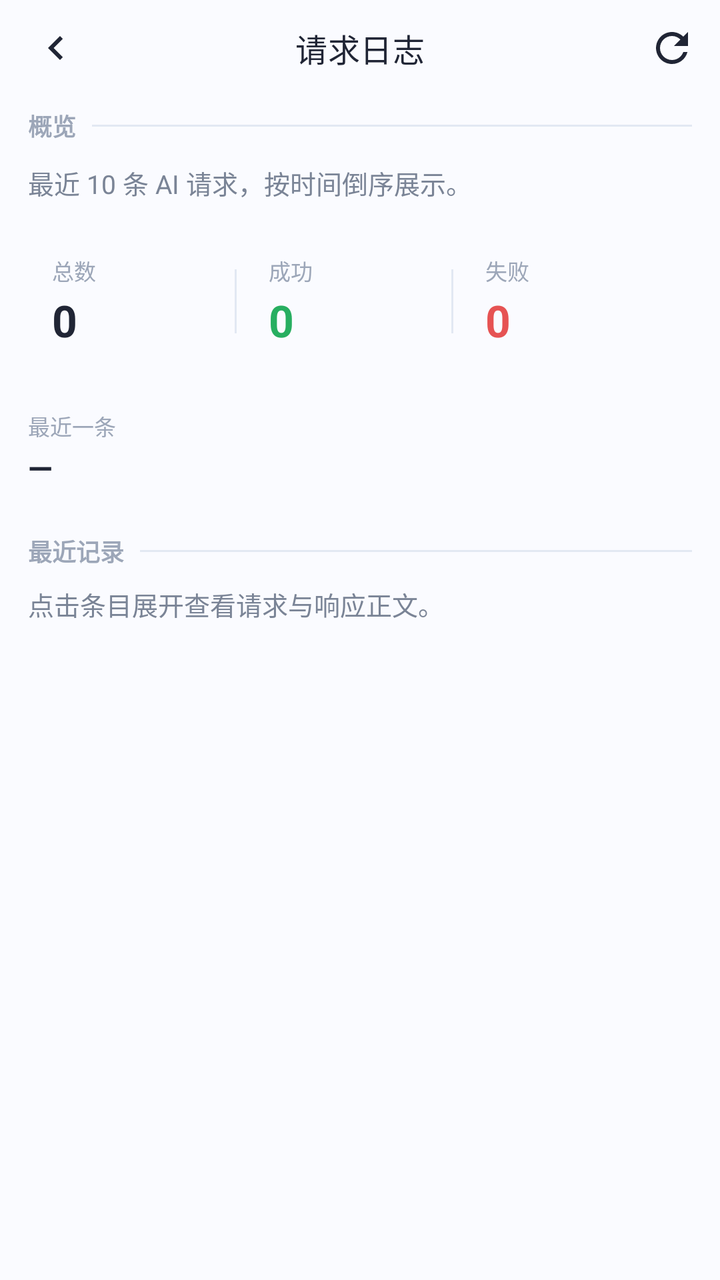
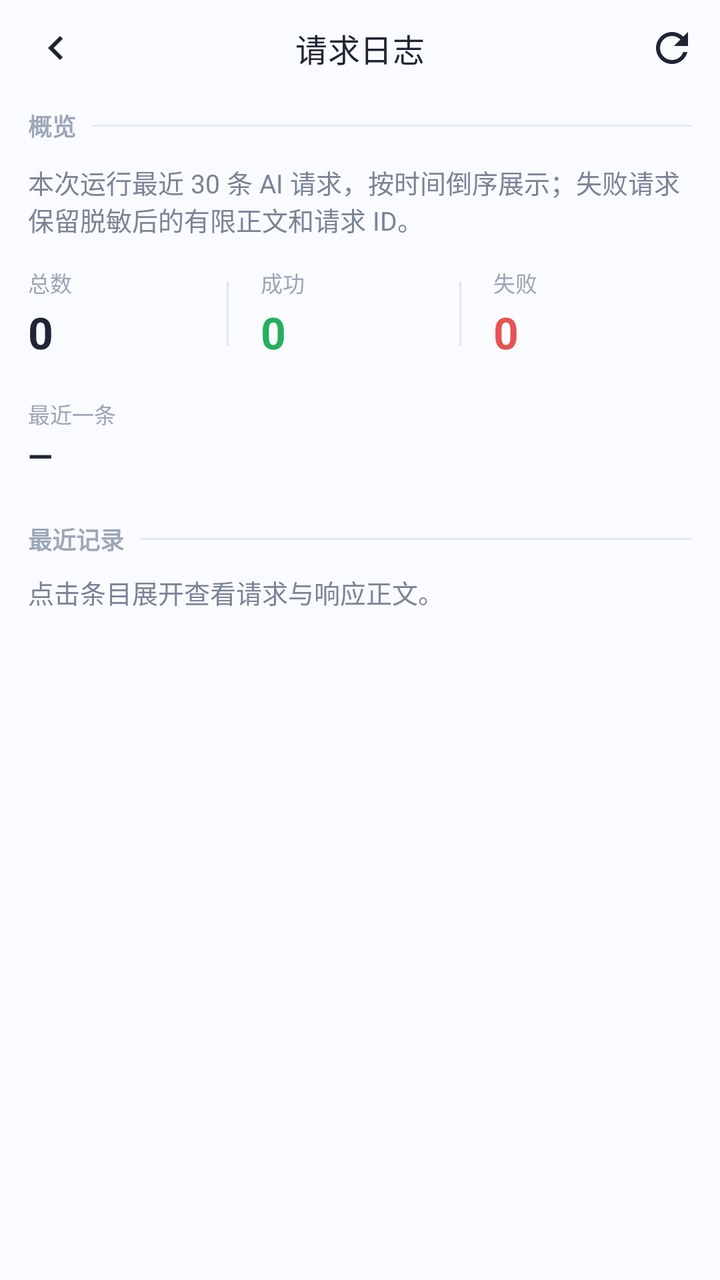

An Android layout rendered at two revisions. The XML below is the earlier revision; the diff shows what the commit changed to produce the second picture.
<!-- AndroidManifest.xml: application theme Theme.ManTou -->
<!-- res/layout/activity_request_log.xml -->
<?xml version="1.0" encoding="utf-8"?>
<LinearLayout xmlns:android="http://schemas.android.com/apk/res/android"
    xmlns:app="http://schemas.android.com/apk/res-auto"
    android:id="@+id/main"
    android:layout_width="match_parent"
    android:layout_height="match_parent"
    android:background="@color/mt_background"
    android:orientation="vertical">

    <com.google.android.material.appbar.MaterialToolbar
        android:id="@+id/toolbar"
        android:layout_width="match_parent"
        android:layout_height="48dp"
        android:background="@android:color/transparent"
        android:tag="glass:toolbar"
        app:navigationIcon="@drawable/ic_arrow_back"
        app:navigationIconTint="@color/mt_text_primary"
        app:menu="@menu/menu_request_log"
        app:title="请求日志"
        app:titleCentered="true"
        app:titleTextColor="@color/mt_text_primary"
        app:titleTextAppearance="@style/TextAppearance.Material3.TitleMedium" />

    <androidx.core.widget.NestedScrollView
        android:layout_width="match_parent"
        android:layout_height="0dp"
        android:layout_weight="1"
        android:clipToPadding="false"
        android:overScrollMode="never"
        android:paddingHorizontal="14dp"
        android:paddingBottom="16dp">

        <LinearLayout
            android:layout_width="match_parent"
            android:layout_height="wrap_content"
            android:orientation="vertical">

            <LinearLayout
                android:layout_width="match_parent"
                android:layout_height="wrap_content"
                android:layout_marginTop="6dp"
                android:gravity="center_vertical"
                android:orientation="horizontal">

                <TextView
                    android:layout_width="wrap_content"
                    android:layout_height="wrap_content"
                    android:text="概览"
                    android:textColor="@color/mt_text_muted"
                    android:textSize="12sp"
                    android:textStyle="bold" />

                <View
                    android:layout_width="0dp"
                    android:layout_height="1dp"
                    android:layout_marginStart="8dp"
                    android:layout_weight="1"
                    android:background="@color/mt_outline" />
            </LinearLayout>

            <TextView
                android:id="@+id/tvSubtitle"
                android:layout_width="match_parent"
                android:layout_height="wrap_content"
                android:layout_marginTop="10dp"
                android:text="最近 10 条 AI 请求，按时间倒序展示。"
                android:textColor="@color/mt_text_secondary"
                android:textSize="13sp" />

            <LinearLayout
                android:layout_width="match_parent"
                android:layout_height="wrap_content"
                android:layout_marginTop="14dp"
                android:gravity="center_vertical"
                android:orientation="horizontal"
                android:padding="12dp"
                android:tag="glass:card">

                <LinearLayout
                    android:layout_width="0dp"
                    android:layout_height="wrap_content"
                    android:layout_weight="1"
                    android:orientation="vertical">

                    <TextView
                        android:layout_width="wrap_content"
                        android:layout_height="wrap_content"
                        android:text="总数"
                        android:textColor="@color/mt_text_muted"
                        android:textSize="11sp" />

                    <TextView
                        android:id="@+id/tvStatTotal"
                        android:layout_width="wrap_content"
                        android:layout_height="wrap_content"
                        android:layout_marginTop="2dp"
                        android:text="0"
                        android:textColor="@color/mt_text_primary"
                        android:textSize="22sp"
                        android:textStyle="bold" />
                </LinearLayout>

                <View
                    android:layout_width="1dp"
                    android:layout_height="32dp"
                    android:background="@color/mt_outline" />

                <LinearLayout
                    android:layout_width="0dp"
                    android:layout_height="wrap_content"
                    android:layout_marginStart="16dp"
                    android:layout_weight="1"
                    android:orientation="vertical">

                    <TextView
                        android:layout_width="wrap_content"
                        android:layout_height="wrap_content"
                        android:text="成功"
                        android:textColor="@color/mt_text_muted"
                        android:textSize="11sp" />

                    <TextView
                        android:id="@+id/tvStatSuccess"
                        android:layout_width="wrap_content"
                        android:layout_height="wrap_content"
                        android:layout_marginTop="2dp"
                        android:text="0"
                        android:textColor="#27AE60"
                        android:textSize="22sp"
                        android:textStyle="bold" />
                </LinearLayout>

                <View
                    android:layout_width="1dp"
                    android:layout_height="32dp"
                    android:background="@color/mt_outline" />

                <LinearLayout
                    android:layout_width="0dp"
                    android:layout_height="wrap_content"
                    android:layout_marginStart="16dp"
                    android:layout_weight="1"
                    android:orientation="vertical">

                    <TextView
                        android:layout_width="wrap_content"
                        android:layout_height="wrap_content"
                        android:text="失败"
                        android:textColor="@color/mt_text_muted"
                        android:textSize="11sp" />

                    <TextView
                        android:id="@+id/tvStatFail"
                        android:layout_width="wrap_content"
                        android:layout_height="wrap_content"
                        android:layout_marginTop="2dp"
                        android:text="0"
                        android:textColor="@color/mt_error"
                        android:textSize="22sp"
                        android:textStyle="bold" />
                </LinearLayout>
            </LinearLayout>

            <TextView
                android:layout_width="wrap_content"
                android:layout_height="wrap_content"
                android:layout_marginTop="18dp"
                android:text="最近一条"
                android:textColor="@color/mt_text_muted"
                android:textSize="11sp" />

            <TextView
                android:id="@+id/tvLastTime"
                android:layout_width="match_parent"
                android:layout_height="wrap_content"
                android:layout_marginTop="2dp"
                android:text="—"
                android:textColor="@color/mt_text_primary"
                android:textSize="16sp"
                android:textStyle="bold" />

            <LinearLayout
                android:layout_width="match_parent"
                android:layout_height="wrap_content"
                android:layout_marginTop="22dp"
                android:gravity="center_vertical"
                android:orientation="horizontal">

                <TextView
                    android:layout_width="wrap_content"
                    android:layout_height="wrap_content"
                    android:text="最近记录"
                    android:textColor="@color/mt_text_muted"
                    android:textSize="12sp"
                    android:textStyle="bold" />

                <View
                    android:layout_width="0dp"
                    android:layout_height="1dp"
                    android:layout_marginStart="8dp"
                    android:layout_weight="1"
                    android:background="@color/mt_outline" />
            </LinearLayout>

            <TextView
                android:layout_width="match_parent"
                android:layout_height="wrap_content"
                android:layout_marginTop="8dp"
                android:text="点击条目展开查看请求与响应正文。"
                android:textColor="@color/mt_text_secondary"
                android:textSize="13sp" />

            <TextView
                android:id="@+id/tvEmpty"
                android:layout_width="match_parent"
                android:layout_height="wrap_content"
                android:layout_marginTop="40dp"
                android:gravity="center"
                android:text="暂无记录"
                android:textColor="@color/mt_text_muted"
                android:textSize="13sp"
                android:visibility="gone" />

            <androidx.recyclerview.widget.RecyclerView
                android:id="@+id/rvLogs"
                android:layout_width="match_parent"
                android:layout_height="wrap_content"
                android:layout_marginTop="6dp"
                android:nestedScrollingEnabled="false"
                android:overScrollMode="never" />
        </LinearLayout>
    </androidx.core.widget.NestedScrollView>
</LinearLayout>
<!-- resources referenced by this layout -->
<resources>
  <color name="mt_background">#FAFBFF</color>
  <color name="mt_error">#E65353</color>
  <color name="mt_outline">#E2E8F3</color>
  <color name="mt_text_muted">#9CA6B8</color>
  <color name="mt_text_primary">#202535</color>
  <color name="mt_text_secondary">#7A8496</color>
  <!-- drawable ic_arrow_back (drawable) -->
  <vector xmlns:android="http://schemas.android.com/apk/res/android"
      android:width="24dp"
      android:height="24dp"
      android:viewportWidth="24"
      android:viewportHeight="24"
      android:tint="#1F2937">
      <path
          android:fillColor="@android:color/white"
          android:pathData="M15.41,7.41L14,6l-6,6 6,6 1.41,-1.41L10.83,12z" />
  </vector>
  <style name="Theme.ManTou" parent="Base.Theme.ManTou" />
  <color name="mt_primary">#2F80ED</color>
  <color name="mt_on_primary">#FFFFFF</color>
  <color name="mt_surface_blue">#EAF3FF</color>
  <color name="mt_primary_dark">#1F5FBF</color>
  <color name="mt_surface">#FFFFFF</color>
  <color name="mt_surface_soft">#F5F8FE</color>
  <style name="ThemeOverlay.ManTou.GlassAlertDialog" parent="ThemeOverlay.ManTou.GlassAlertDialog.Base" />
  <style name="ThemeOverlay.ManTou.GlassAlertDialog.Base" parent="ThemeOverlay.Material3.MaterialAlertDialog">
          <item name="android:windowBackground">@drawable/bg_dialog_glass</item>
          <item name="android:colorBackgroundFloating">@color/mt_dialog_glass</item>
          <item name="android:backgroundDimEnabled">true</item>
          <item name="android:backgroundDimAmount">0.28</item>
          <item name="backgroundTint">@android:color/transparent</item>
          <item name="backgroundInsetStart">24dp</item>
          <item name="backgroundInsetEnd">24dp</item>
          <item name="backgroundInsetTop">24dp</item>
          <item name="backgroundInsetBottom">24dp</item>
          <item name="colorSurface">@color/mt_dialog_glass</item>
          <item name="shapeAppearanceOverlay">@style/ShapeAppearance.ManTou.Dialog</item>
          <item name="android:windowAnimationStyle">@style/MtDialogAnimation</item>
      </style>
  <!-- drawable bg_dialog_glass (drawable) -->
  <?xml version="1.0" encoding="utf-8"?>
  <shape xmlns:android="http://schemas.android.com/apk/res/android"
      android:shape="rectangle">
      <solid android:color="@color/mt_dialog_glass" />
      <corners android:radius="24dp" />
      <stroke
          android:width="1dp"
          android:color="@color/mt_dialog_glass_stroke" />
  </shape>
  <color name="mt_dialog_glass">#EFFFFFFF</color>
  <style name="ShapeAppearance.ManTou.Dialog" parent="">
          <item name="cornerFamily">rounded</item>
          <item name="cornerSize">24dp</item>
      </style>
  <style name="MtDialogAnimation" parent="">
          <item name="android:windowEnterAnimation">@anim/dialog_fade_in</item>
          <item name="android:windowExitAnimation">@anim/dialog_fade_out</item>
      </style>
  <color name="mt_dialog_glass_stroke">#B8FFFFFF</color>
  <!-- unchanged entries left out for length: 1 -->
</resources>

<!-- the commit's change to res/layout/activity_request_log.xml (unified diff, before → after) -->
@@ -11,8 +11,7 @@
         android:id="@+id/toolbar"
         android:layout_width="match_parent"
         android:layout_height="48dp"
-        android:background="@android:color/transparent"
-        android:tag="glass:toolbar"
+        android:background="@color/mt_background"
         app:navigationIcon="@drawable/ic_arrow_back"
         app:navigationIconTint="@color/mt_text_primary"
         app:menu="@menu/menu_request_log"
@@ -63,7 +62,7 @@
                 android:layout_width="match_parent"
                 android:layout_height="wrap_content"
                 android:layout_marginTop="10dp"
-                android:text="最近 10 条 AI 请求，按时间倒序展示。"
+                android:text="本次运行最近 30 条 AI 请求，按时间倒序展示；失败请求保留脱敏后的有限正文和请求 ID。"
                 android:textColor="@color/mt_text_secondary"
                 android:textSize="13sp" />
 
@@ -72,9 +71,7 @@
                 android:layout_height="wrap_content"
                 android:layout_marginTop="14dp"
                 android:gravity="center_vertical"
-                android:orientation="horizontal"
-                android:padding="12dp"
-                android:tag="glass:card">
+                android:orientation="horizontal">
 
                 <LinearLayout
                     android:layout_width="0dp"
